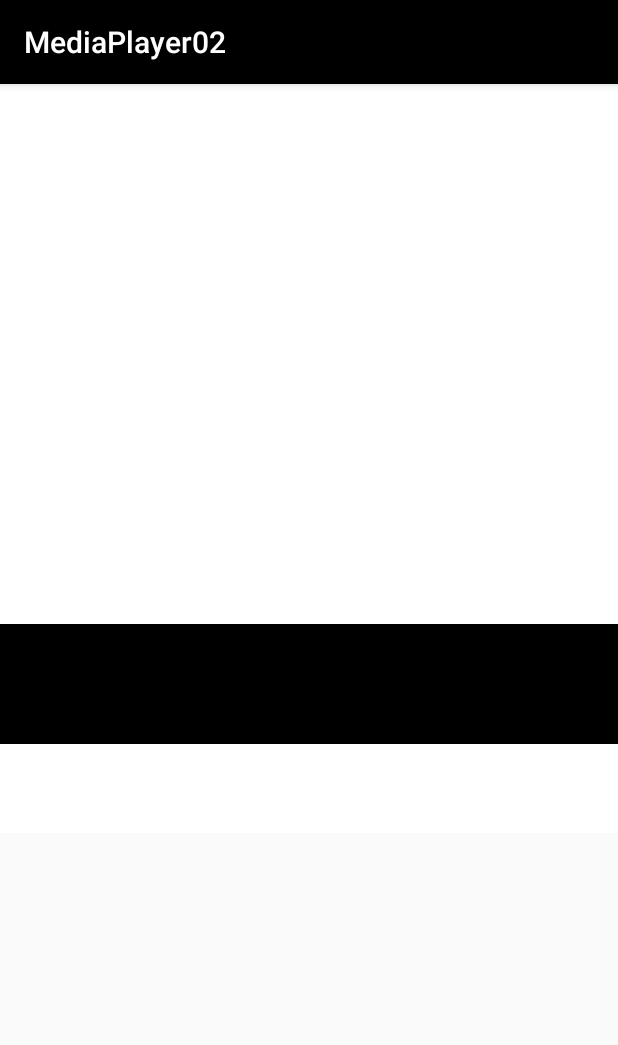
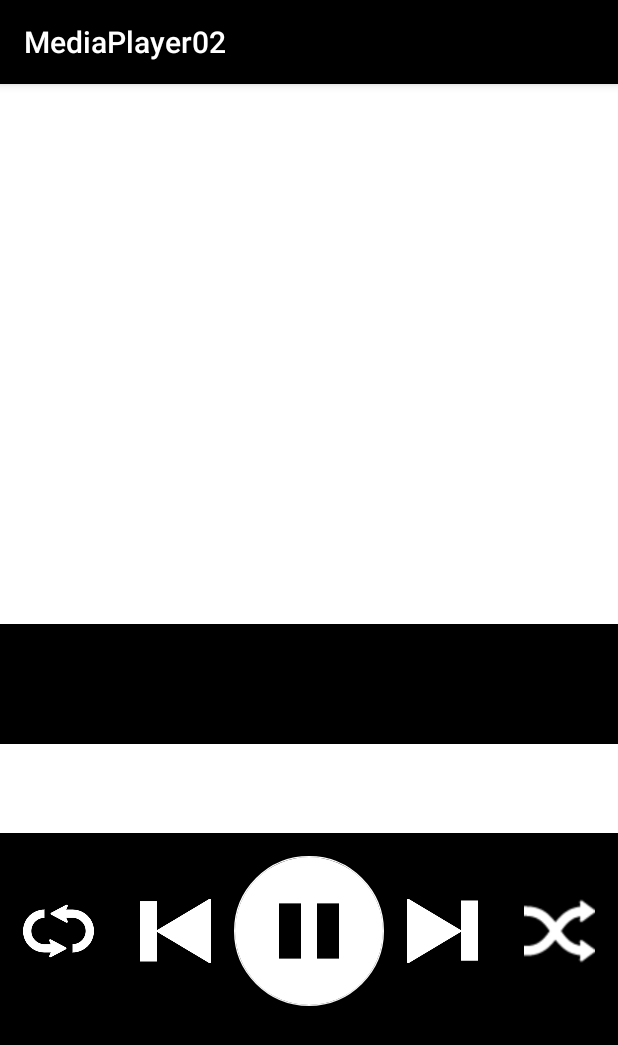
Before and after one commit to SatorionK/MediaPlayer02, an Android app: the screen it shows after launch (MainActivity), on a phone screen of 412 x 824 dp. Shown: the top 1045 px of the screen. Run offline under Robolectric (Android 15) with nearby library versions, the phone set to English and light mode, and no system bars.

Commit message:
コード追記 レイアウト：ボタン関連 →次回シークバーの追加

```diff
--- a/app/build.gradle
+++ b/app/build.gradle
@@ -22,6 +22,7 @@ android {
 dependencies {
     implementation fileTree(dir: 'libs', include: ['*.jar'])
     implementation 'com.android.support:appcompat-v7:28.0.0'
+    implementation 'com.android.support:design:28.0.0'
     implementation 'com.android.support.constraint:constraint-layout:1.1.3'
     testImplementation 'junit:junit:4.12'
     androidTestImplementation 'com.android.support.test:runner:1.0.2'
--- a/app/src/main/res/layout/activity_main.xml
+++ b/app/src/main/res/layout/activity_main.xml
@@ -63,7 +63,72 @@
     <LinearLayout
         android:layout_width="match_parent"
         android:layout_height="match_parent"
-        android:layout_weight="0.65">
+        android:layout_weight="0.65"
+        android:background="@color/colorBlack"
+        >
+
+        <LinearLayout
+            android:layout_width="match_parent"
+            android:layout_height="100dp"
+            android:layout_marginTop="15dp"
+            android:orientation="horizontal"
+            >
+
+            <ImageButton
+                android:id="@+id/button_repeat"
+                android:layout_width="match_parent"
+                android:layout_height="match_parent"
+                android:scaleType="fitCenter"
+                android:layout_margin="15dp"
+                android:layout_weight="1"
+                android:background="?attr/selectableItemBackgroundBorderless"
+                app:srcCompat="@drawable/repeat2_w" />
+            <ImageButton
+                android:id="@+id/button_back"
+                android:layout_width="match_parent"
+                android:layout_height="match_parent"
+                android:scaleType="fitCenter"
+                android:layout_margin="15dp"
+                android:layout_weight="1"
+                android:background="?attr/selectableItemBackgroundBorderless"
+                app:srcCompat="@drawable/back" />
+
+            <android.support.design.widget.FloatingActionButton
+                android:id="@+id/button_play"
+                android:layout_width="match_parent"
+                android:layout_height="match_parent"
+                app:fabSize="auto"
+                app:fabCustomSize="100dp"
+                app:maxImageSize="40dp"
+                app:srcCompat="@drawable/pouse2_b"/>
+
+            <ImageButton
+                android:id="@+id/button_prev"
+                android:layout_width="match_parent"
+                android:layout_height="match_parent"
+                android:scaleType="fitCenter"
+                android:layout_margin="15dp"
+                android:layout_weight="1"
+                android:background="?attr/selectableItemBackgroundBorderless"
+                app:srcCompat="@drawable/prev_w" />
+
+            <ImageButton
+                android:id="@+id/button_shuff"
+                android:layout_width="match_parent"
+                android:layout_height="match_parent"
+                android:scaleType="fitCenter"
+                android:layout_margin="15dp"
+                android:layout_weight="1"
+                android:background="?attr/selectableItemBackgroundBorderless"
+                app:srcCompat="@drawable/shuful" />
+
+
+
+
+        </LinearLayout>
+
+
+
 
     </LinearLayout>
 
--- a/app/src/main/res/values/styles.xml
+++ b/app/src/main/res/values/styles.xml
@@ -5,7 +5,7 @@
         <!-- Customize your theme here. -->
         <item name="colorPrimary">@color/colorBlack</item>
         <item name="colorPrimaryDark">@color/colorBlack</item>
-        <item name="colorAccent">@color/colorAccent</item>
+        <item name="colorAccent">@color/colorWhite</item>
     </style>
 
 </resources>
```
Also changed, not shown: app/src/main/res/drawable/back.png (added), app/src/main/res/drawable/play.png (added), app/src/main/res/drawable/pouse2_b.png (added), app/src/main/res/drawable/pouse_w.png (added), app/src/main/res/drawable/prev_w.png (added), app/src/main/res/drawable/repeat2_w.png (added), app/src/main/res/drawable/shuful.png (added), 3 other files.
